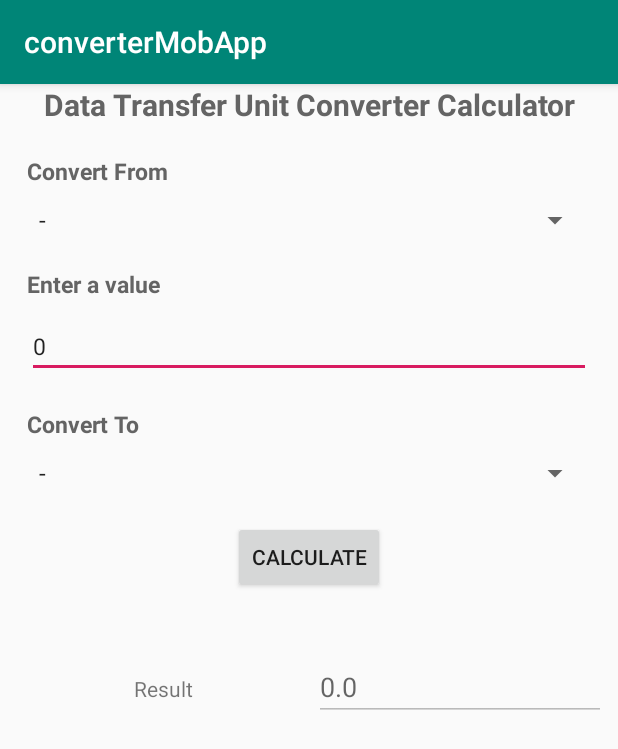
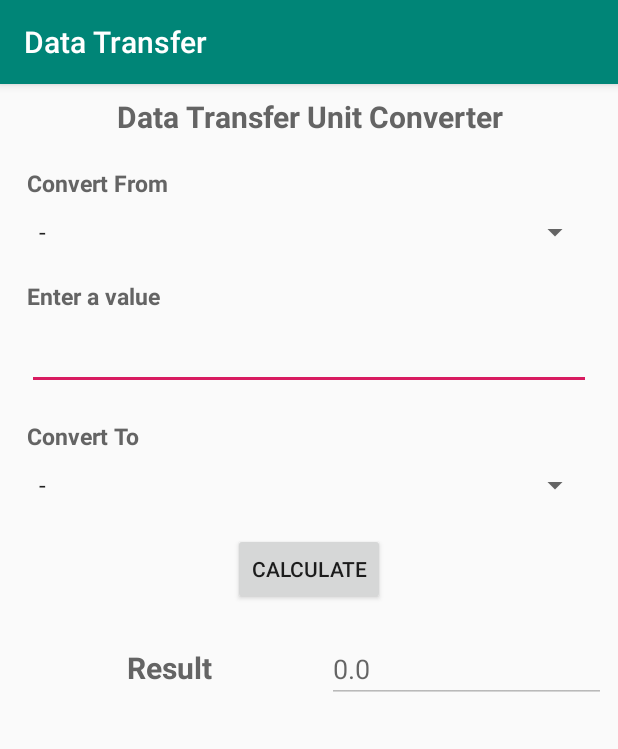
Before and after one commit to alyywehby/android_converter, an Android app: the DataTransferActivity screen opened directly, with no data from a screen before it, on a phone screen of 412 x 824 dp. Shown: the top 749 px of the screen. Run offline under Robolectric (Android 15) with nearby library versions, the phone set to English and light mode, and no system bars.

Commit message:
finalize the data transfer part + app icon + app title

```diff
--- a/app/src/main/java/com/example/aliwehbi/convertermobapp/MainActivity.java
+++ b/app/src/main/java/com/example/aliwehbi/convertermobapp/MainActivity.java
@@ -14,7 +14,7 @@ public class MainActivity extends AppCompatActivity {
     protected void onCreate(Bundle savedInstanceState) {
         super.onCreate(savedInstanceState);
         setContentView(R.layout.activity_main);
-
+        getSupportActionBar().setTitle("Main Menu");
         dt=(Button)findViewById(R.id.btnDataTransfer);
 
         dt.setOnClickListener(new View.OnClickListener() {
--- a/app/src/main/res/layout/activity_data_transfer.xml
+++ b/app/src/main/res/layout/activity_data_transfer.xml
@@ -4,7 +4,9 @@
     xmlns:tools="http://schemas.android.com/tools"
     android:layout_width="match_parent"
     android:layout_height="match_parent"
-    tools:context=".DataTransferActivity">
+    tools:context=".DataTransferActivity"
+    android:focusable="true"
+    android:focusableInTouchMode="true">
 
     <ScrollView
         android:layout_width="match_parent"
@@ -19,6 +21,7 @@
         app:layout_constraintTop_toTopOf="parent">
 
         <LinearLayout
+            android:layout_marginTop="8dp"
             android:layout_width="match_parent"
             android:layout_height="wrap_content"
             android:orientation="vertical">
@@ -27,7 +30,7 @@
                 android:id="@+id/TVtitle"
                 android:layout_width="match_parent"
                 android:layout_height="wrap_content"
-                android:text="Data Transfer Unit Converter Calculator"
+                android:text="Data Transfer Unit Converter"
                 android:textAlignment="center"
                 android:textColor="#646464"
                 android:textSize="20dp"
@@ -75,8 +78,7 @@
                 android:layout_marginTop="10dp"
                 android:layout_marginRight="10dp"
                 android:textSize="15dp"
-                android:inputType="number"
-                android:text="0"/>
+                android:inputType="number"/>
 
             <TextView
                 android:id="@+id/TVto"
@@ -96,6 +98,7 @@
                 android:layout_marginLeft="10dp"
                 android:layout_marginTop="10dp"
                 android:layout_marginRight="10dp"
+                android:layout_marginBottom="20dp"
                 android:entries="@array/DataTransferRate">
 
             </Spinner>
@@ -110,8 +113,6 @@
                     android:id="@+id/btnCalculate"
                     android:layout_width="wrap_content"
                     android:layout_height="wrap_content"
-                    android:layout_marginTop="20dp"
-                    android:layout_marginBottom="20dp"
                     android:text="Calculate" />
 
             </LinearLayout>
@@ -128,8 +129,12 @@
                     android:layout_width="wrap_content"
                     android:layout_height="wrap_content"
                     android:text="Result"
+                    android:textSize="20dp"
                     android:layout_weight="1"
-                    android:textAlignment="center"/>
+                    android:textAlignment="center"
+                    android:textColor="#646464"
+                    android:textStyle="bold"/>
+
                 <EditText
                     android:id="@+id/ETresult"
                     android:layout_width="wrap_content"
@@ -137,7 +142,8 @@
                     android:layout_weight="1"
                     android:hint="0.0"
                     android:inputType="none"
-                    android:enabled="false"/>
+                    android:enabled="false"
+                    android:textColor="#ff0000"/>
 
             </LinearLayout>
 
--- a/app/src/main/res/values/strings.xml
+++ b/app/src/main/res/values/strings.xml
@@ -1,5 +1,5 @@
 <resources>
-    <string name="app_name">converterMobApp</string>
+    <string name="app_name">Units Converter</string>
     <string-array name="DataTransferRate">
         <item>-</item>
         <item>kbit/s</item>
```
Also changed, not shown: app/src/main/AndroidManifest.xml (+5 -4 lines), app/src/main/java/com/example/aliwehbi/convertermobapp/DataTransferActivity.java (+110 -1 lines), app/src/main/res/drawable/unitconverterlogo.png (added).
